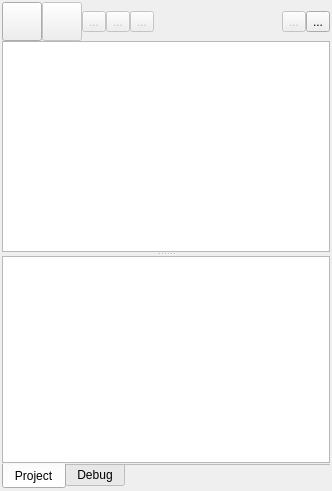
Before: the Qt Designer form projectview.ui in martinribelotta/embedded-ide, drawn with Qt 5.
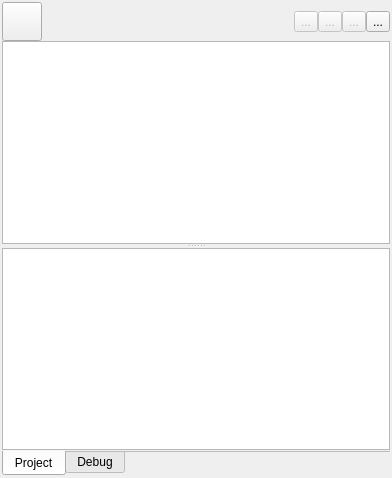
After: the same form once the commit is applied. Icons and pictures are not drawn. Custom widgets are drawn as their Qt base class.

Commit message: Move file actions to context menu, first draft of debug interface

```diff
--- a/projectview.ui
+++ b/projectview.ui
@@ -6,8 +6,8 @@
    <rect>
     <x>0</x>
     <y>0</y>
-    <width>332</width>
-    <height>491</height>
+    <width>392</width>
+    <height>478</height>
    </rect>
   </property>
   <layout class="QVBoxLayout" name="verticalLayout_4">
@@ -98,95 +98,6 @@
                </property>
               </widget>
              </item>
-             <item>
-              <widget class="QToolButton" name="toolButton_documentNew">
-               <property name="enabled">
-                <bool>false</bool>
-               </property>
-               <property name="toolTip">
-                <string>&lt;html&gt;&lt;head/&gt;&lt;body&gt;&lt;p&gt;Document New&lt;/p&gt;&lt;/body&gt;&lt;/html&gt;</string>
-               </property>
-               <property name="icon">
-                <iconset resource="resources.qrc">
-                 <normaloff>:/images/document-new.svg</normaloff>:/images/document-new.svg</iconset>
-               </property>
-               <property name="iconSize">
-                <size>
-                 <width>32</width>
-                 <height>32</height>
-                </size>
-               </property>
-              </widget>
-             </item>
-             <item>
-              <widget class="QToolButton" name="toolButton_folderNew">
-               <property name="enabled">
-                <bool>false</bool>
-               </property>
-               <property name="toolTip">
-                <string>&lt;html&gt;&lt;head/&gt;&lt;body&gt;&lt;p&gt;Folder New&lt;/p&gt;&lt;/body&gt;&lt;/html&gt;</string>
-               </property>
-               <property name="text">
-                <string>...</string>
-               </property>
-               <property name="icon">
-                <iconset resource="resources.qrc">
-                 <normaloff>:/images/folder-new.svg</normaloff>:/images/folder-new.svg</iconset>
-               </property>
-               <property name="iconSize">
-                <size>
-                 <width>32</width>
-                 <height>32</height>
-                </size>
-               </property>
-              </widget>
-             </item>
-             <item>
-              <widget class="QToolButton" name="toolButton_elementDel">
-               <property name="enabled">
-                <bool>false</bool>
-               </property>
-               <property name="toolTip">
-                <string>&lt;html&gt;&lt;head/&gt;&lt;body&gt;&lt;p&gt;Remove File/Folder&lt;/p&gt;&lt;/body&gt;&lt;/html&gt;</string>
-               </property>
-               <property name="text">
-                <string>...</string>
-               </property>
-               <property name="icon">
-                <iconset resource="resources.qrc">
-                 <normaloff>:/images/edit-delete.svg</normaloff>:/images/edit-delete.svg</iconset>
-               </property>
-               <property name="iconSize">
-                <size>
-                 <width>32</width>
-                 <height>32</height>
-                </size>
-               </property>
-              </widget>
-             </item>
-             <item>
-              <widget class="QToolButton" name="toolButton_find">
-               <property name="enabled">
-                <bool>false</bool>
-               </property>
-               <property name="toolTip">
-                <string>Find</string>
-               </property>
-               <property name="text">
-                <string>...</string>
-               </property>
-               <property name="icon">
-                <iconset resource="resources.qrc">
-                 <normaloff>:/images/edit-find.svg</normaloff>:/images/edit-find.svg</iconset>
-               </property>
-               <property name="iconSize">
-                <size>
-                 <width>32</width>
-                 <height>32</height>
-                </size>
-               </property>
-              </widget>
-             </item>
              <item>
               <spacer name="horizontalSpacer">
                <property name="orientation">
@@ -200,6 +111,29 @@
                </property>
               </spacer>
              </item>
+             <item>
+              <widget class="QToolButton" name="toolButton_startDebug">
+               <property name="enabled">
+                <bool>false</bool>
+               </property>
+               <property name="toolTip">
+                <string>Find</string>
+               </property>
+               <property name="text">
+                <string>...</string>
+               </property>
+               <property name="icon">
+                <iconset resource="resources.qrc">
+                 <normaloff>:/images/actions/media-playback-start.svg</normaloff>:/images/actions/media-playback-start.svg</iconset>
+               </property>
+               <property name="iconSize">
+                <size>
+                 <width>32</width>
+                 <height>32</height>
+                </size>
+               </property>
+              </widget>
+             </item>
              <item>
               <widget class="QToolButton" name="toolButton_export">
                <property name="enabled">
@@ -223,6 +157,29 @@
                </property>
               </widget>
              </item>
+             <item>
+              <widget class="QToolButton" name="toolButton_find">
+               <property name="enabled">
+                <bool>false</bool>
+               </property>
+               <property name="toolTip">
+                <string>Find</string>
+               </property>
+               <property name="text">
+                <string>...</string>
+               </property>
+               <property name="icon">
+                <iconset resource="resources.qrc">
+                 <normaloff>:/images/edit-find.svg</normaloff>:/images/edit-find.svg</iconset>
+               </property>
+               <property name="iconSize">
+                <size>
+                 <width>32</width>
+                 <height>32</height>
+                </size>
+               </property>
+              </widget>
+             </item>
              <item>
               <widget class="QToolButton" name="toolButton_tools">
                <property name="toolTip">
```
The commit also changes 10 other files.
